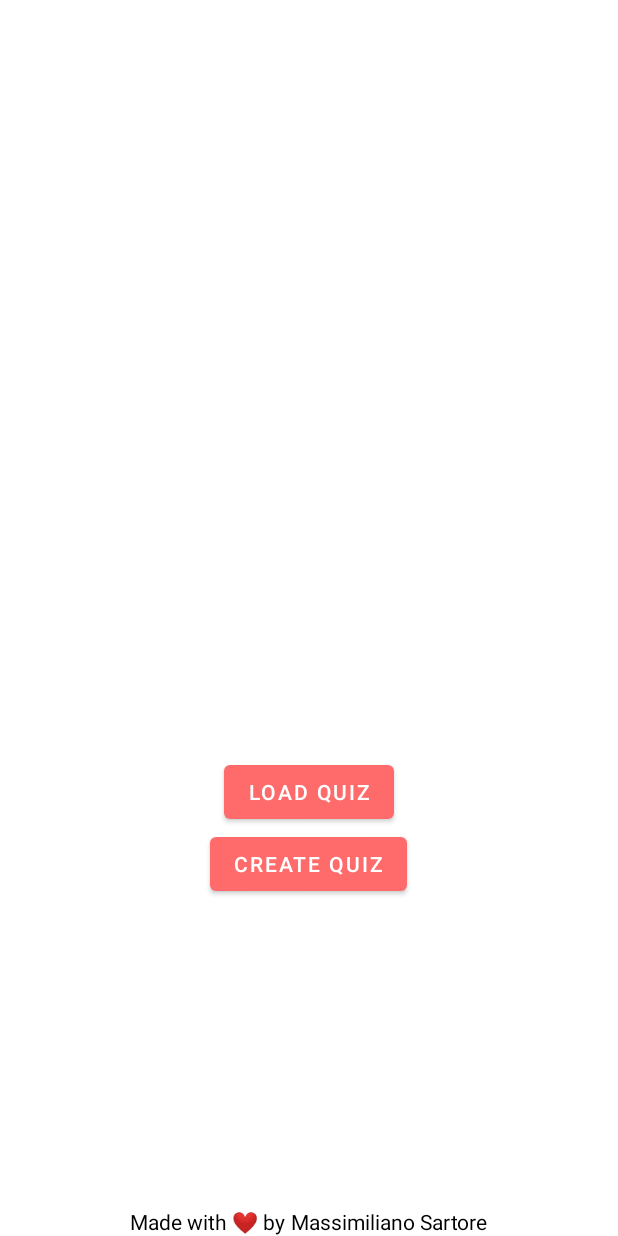
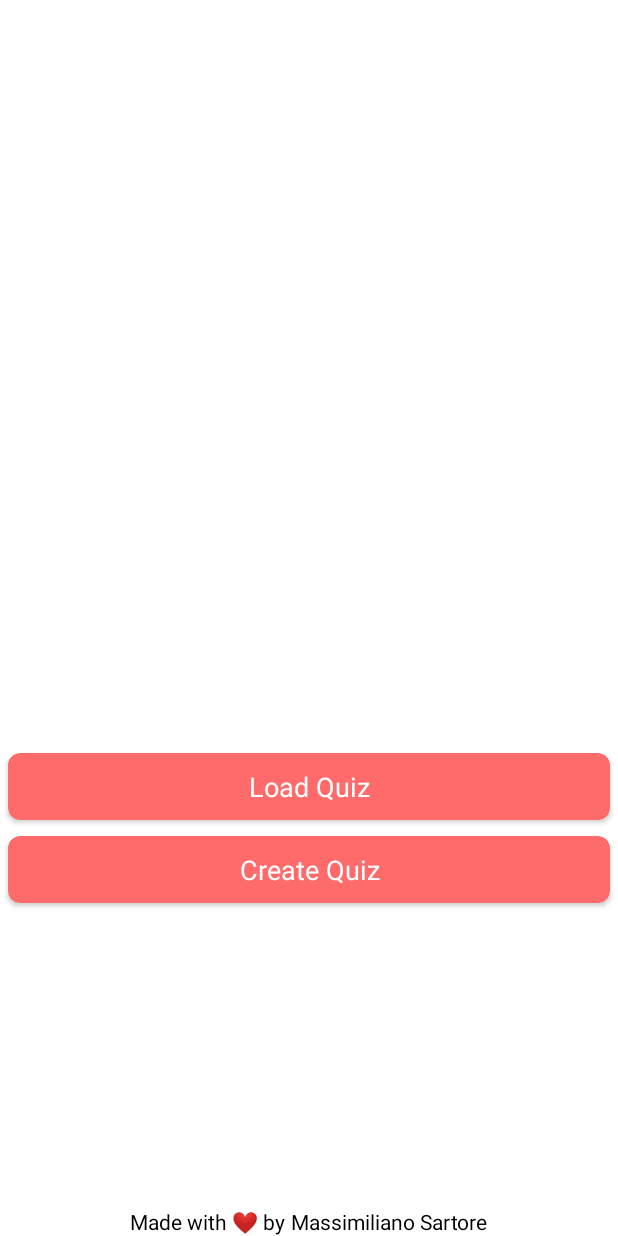
Before and after one commit to MassimilianoSartore/QuizReaderAndGenerator, an Android app: the screen it shows after launch (MainActivity), on a phone screen of 412 x 824 dp. Run offline under Robolectric (Android 15) with nearby library versions, the phone set to English and light mode, and no system bars.

Commit message:
main menu UI update

```diff
--- a/app/src/main/res/layout/activity_main.xml
+++ b/app/src/main/res/layout/activity_main.xml
@@ -36,21 +36,48 @@
                 android:layout_height="match_parent"
                 android:orientation="vertical">
 
-                <Button
-                    android:id="@+id/button6"
-                    android:layout_width="wrap_content"
+                <androidx.cardview.widget.CardView
+                    android:layout_width="match_parent"
                     android:layout_height="wrap_content"
-                    android:layout_gravity="center"
-                    android:onClick="onClickButtonReadQuiz"
-                    android:text="@string/load_quiz" />
+                    android:layout_margin="5dp"
+                    android:backgroundTint="@color/orange"
+                    android:elevation="10dp"
+                    app:cardCornerRadius="8dp">
 
-                <Button
-                    android:id="@+id/button5"
-                    android:layout_width="wrap_content"
+                    <TextView
+                        android:id="@+id/textViewLoadQuiz"
+                        android:layout_width="match_parent"
+                        android:layout_height="match_parent"
+                        android:layout_gravity="center"
+                        android:gravity="center"
+                        android:onClick="onClickButtonReadQuiz"
+                        android:paddingTop="10dp"
+                        android:paddingBottom="10dp"
+                        android:text="@string/load_quiz"
+                        android:textColor="@color/white"
+                        android:textSize="18sp" />
+                </androidx.cardview.widget.CardView>
+                <androidx.cardview.widget.CardView
+                    android:layout_width="match_parent"
                     android:layout_height="wrap_content"
-                    android:layout_gravity="center"
-                    android:onClick="onClickButtonCreateQuiz"
-                    android:text="@string/create_quiz" />
+                    android:layout_margin="5dp"
+                    android:backgroundTint="@color/orange"
+                    android:elevation="10dp"
+                    app:cardCornerRadius="8dp">
+
+                    <TextView
+                        android:id="@+id/textViewCreateQuiz"
+                        android:layout_width="match_parent"
+                        android:layout_height="match_parent"
+                        android:layout_gravity="center"
+                        android:gravity="center"
+                        android:onClick="onClickButtonCreateQuiz"
+                        android:paddingTop="10dp"
+                        android:paddingBottom="10dp"
+                        android:text="@string/create_quiz"
+                        android:textColor="@color/white"
+                        android:textSize="18sp" />
+                </androidx.cardview.widget.CardView>
 
             </LinearLayout>
 
@@ -71,8 +98,8 @@
             android:layout_height="wrap_content"
             android:layout_gravity="bottom|center"
             android:gravity="center"
-            android:paddingLeft="5dp"
-            android:paddingRight="2dp"
+            android:paddingStart="5dp"
+            android:paddingEnd="2dp"
             android:text="@string/made_with_by" />
 
         <TextView
@@ -81,8 +108,8 @@
             android:layout_height="wrap_content"
             android:layout_gravity="center|center_horizontal"
             android:onClick="onClickCredit"
-            android:paddingLeft="2dp"
-            android:paddingRight="5dp"
+            android:paddingStart="2dp"
+            android:paddingEnd="5dp"
             android:text="@string/massimiliano_sartore" />
     </LinearLayout>
 
```
